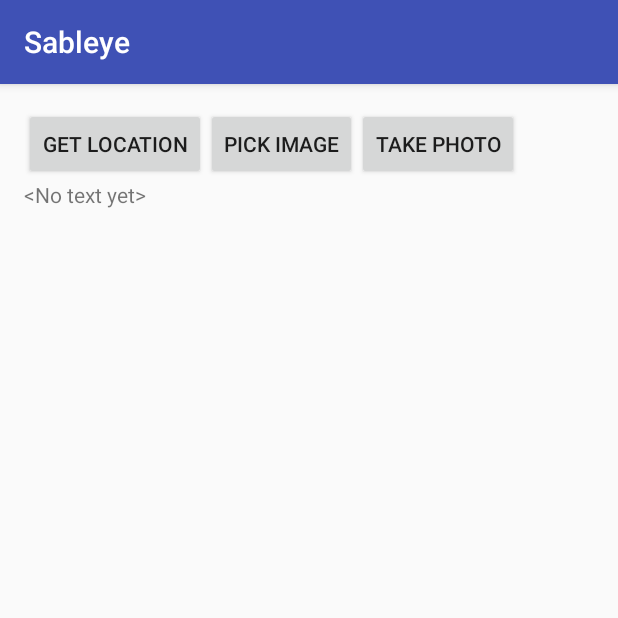
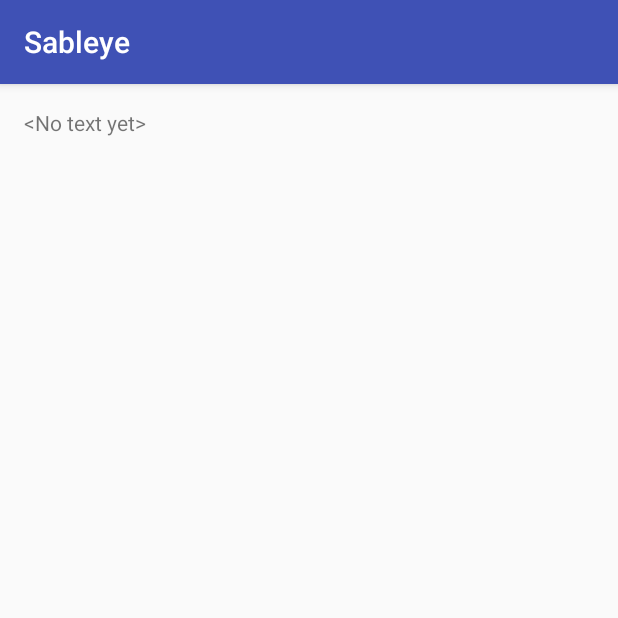
Before and after one commit to ameyakamat21/sableye, an Android app: the screen it shows after launch (MainActivity), on a phone screen of 412 x 824 dp, the top half of it. Run offline under Robolectric (Android 15) with nearby library versions, the phone set to English and light mode, and no system bars.

Commit message:
Commented out buttons in app (button free)

```diff
--- a/sableye-android-app/app/src/main/java/com/cmu/ece/build18/firstapp/ImageProcessingCallback.java
+++ b/sableye-android-app/app/src/main/java/com/cmu/ece/build18/firstapp/ImageProcessingCallback.java
@@ -61,7 +61,6 @@
         Frame frame = new Frame.Builder().setBitmap(imgBitmap).build();
         SparseArray<TextBlock> textBlocks = textRecognizer.detect(frame);
         //clear displaytextview
-        displayTextView.setText("");
 
         String textForSpeech="";
         if(textBlocks.size() < 1) {
@@ -93,13 +92,14 @@
     public String imageBarcodeTask(Bitmap imgBitmap) {
         BarcodeDetector detector =
                 new BarcodeDetector.Builder(context)
-                        .setBarcodeFormats(Barcode.DATA_MATRIX | Barcode.QR_CODE)
+                        .setBarcodeFormats(Barcode.ALL_FORMATS)
                         .build();
 
         if(!detector.isOperational()){
             showToast("Could not set up the detector!");
             return "";
         }
+        displayTextView.setText("");
 
         Frame frame = new Frame.Builder().setBitmap(imgBitmap).build();
         SparseArray<Barcode> barcodes = detector.detect(frame);
--- a/sableye-android-app/app/src/main/res/layout/activity_main.xml
+++ b/sableye-android-app/app/src/main/res/layout/activity_main.xml
@@ -11,11 +11,12 @@
     tools:context="com.cmu.ece.build18.firstapp.MainActivity">
 
     <LinearLayout android:layout_width="fill_parent"
+        android:orientation="vertical"
         android:layout_height="wrap_content"
         android:layout_weight="1"
         android:id="@+id/top_half_layout">
 
-        <Button
+        <!--Button
             android:id="@+id/get_location_btn"
             android:layout_width="wrap_content"
             android:layout_height="wrap_content"
@@ -38,7 +39,7 @@
             android:layout_height="wrap_content"
             android:text="Take photo"
             android:onClick="takePhotoBtnCallback"
-            android:layout_alignParentStart="true" />
+            android:layout_alignParentStart="true" /-->
 
 
 
```
